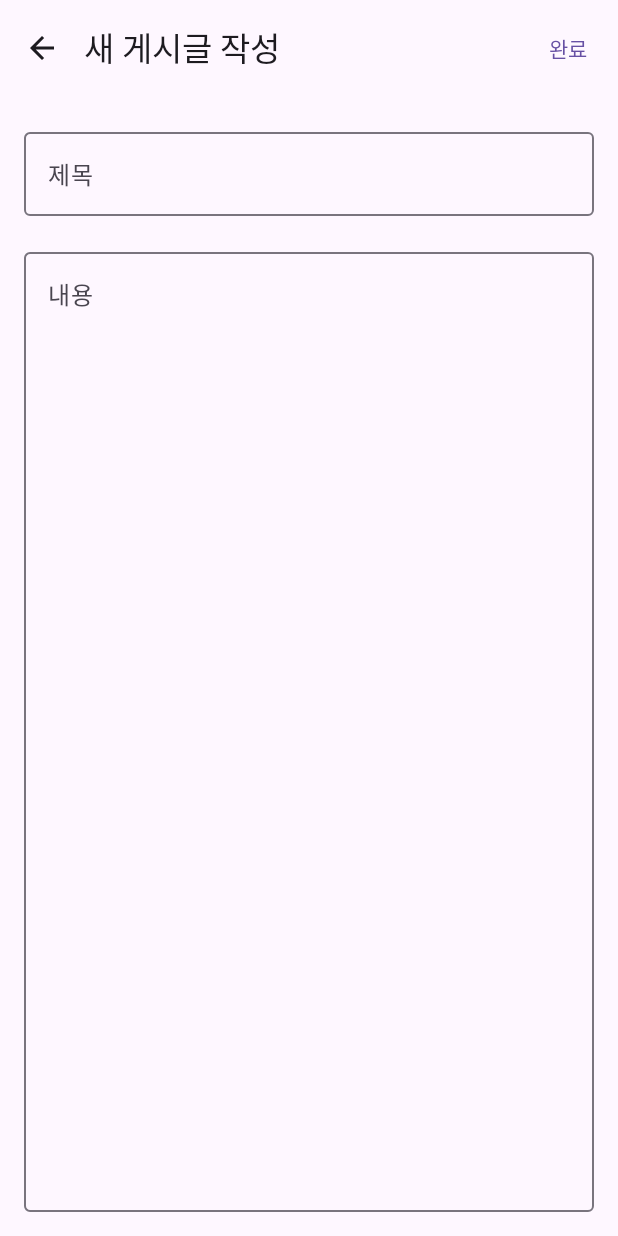
After one commit to cutesangdon/dongyangSD, an Android app built with Jetpack Compose: the composable WritePostScreen shown on its own in the app's theme, on a phone screen of 412 x 824 dp. The commit adds this screen. Run offline under Robolectric (Android 15) with nearby library versions, the phone set to English and light mode, and no system bars; our stand-ins replace Dagger/Hilt's generated code; network calls fail.

Commit message:
And_commit_1118_2

```diff
--- a/app/src/main/java/com/example/campmate/data/model/Reservation.kt
+++ b/app/src/main/java/com/example/campmate/data/model/Reservation.kt
@@ -1,5 +1,3 @@
-// Reservation.kt
-
 package com.example.campmate.data.model
 
 data class Reservation(
@@ -9,5 +7,5 @@ data class Reservation(
     val checkOutDate: String,
     val adults: Int,
     val children: Int,
-    val selectedSiteName: String // (추가) 예약한 사이트 이름
+    val selectedSiteName: String
 )
--- a/app/src/main/java/com/example/campmate/data/remote/ApiService.kt
+++ b/app/src/main/java/com/example/campmate/data/remote/ApiService.kt
@@ -93,4 +93,19 @@ interface ApiService {
         @Query("lon") lon: Double
     ): List<WeatherResponse>
 
+    @GET("/api/community")
+    suspend fun getAllPosts(): Response<List<CommunitySummaryResponse>>
+
+    @GET("/api/community/{postId}")
+    suspend fun getPostDetail(@Path("postId") postId: Long): Response<CommunityDetailResponse>
+
+    @POST("/api/community")
+    suspend fun createPost(@Body request: CommunityPostRequest): Response<Unit>
+
+    @POST("/api/community/{postId}/comments")
+    suspend fun createComment(
+        @Path("postId") postId: Long,
+        @Body request: CommentPostRequest
+    ): Response<CommentResponse>
+
 }
--- /dev/null
+++ b/app/src/main/java/com/example/campmate/ui/community/WritePostScreen.kt
@@ -0,0 +1,78 @@
+package com.example.campmate.ui.community
+
+import android.widget.Toast
+import androidx.compose.foundation.layout.*
+import androidx.compose.material.icons.Icons
+import androidx.compose.material.icons.automirrored.filled.ArrowBack
+import androidx.compose.material3.*
+import androidx.compose.runtime.*
+import androidx.compose.ui.Modifier
+import androidx.compose.ui.platform.LocalContext
+import androidx.compose.ui.unit.dp
+import androidx.hilt.navigation.compose.hiltViewModel
+import kotlinx.coroutines.flow.collectLatest
+
+@OptIn(ExperimentalMaterial3Api::class)
+@Composable
+fun WritePostScreen(
+    onNavigateUp: () -> Unit,
+    viewModel: WritePostViewModel = hiltViewModel()
+) {
+    val title by viewModel.title.collectAsState()
+    val content by viewModel.content.collectAsState()
+    val context = LocalContext.current
+
+    // postResult 이벤트를 구독하여 토스트 메시지 표시 및 화면 종료
+    LaunchedEffect(Unit) {
+        viewModel.postResult.collectLatest { success ->
+            if (success) {
+                Toast.makeText(context, "게시글이 등록되었습니다.", Toast.LENGTH_SHORT).show()
+                onNavigateUp() // 성공 시 뒤로가기
+            } else {
+                Toast.makeText(context, "등록에 실패했습니다. (내용을 확인해주세요)", Toast.LENGTH_SHORT).show()
+            }
+        }
+    }
+
+    Scaffold(
+        topBar = {
+            TopAppBar(
+                title = { Text("새 게시글 작성") },
+                navigationIcon = {
+                    IconButton(onClick = onNavigateUp) {
+                        Icon(Icons.AutoMirrored.Filled.ArrowBack, "뒤로가기")
+                    }
+                },
+                actions = {
+                    TextButton(onClick = { viewModel.submitPost() }) {
+                        Text("완료")
+                    }
+                }
+            )
+        }
+    ) { paddingValues ->
+        Column(
+            modifier = Modifier
+                .fillMaxSize()
+                .padding(paddingValues)
+                .padding(16.dp),
+            verticalArrangement = Arrangement.spacedBy(16.dp)
+        ) {
+            OutlinedTextField(
+                value = title,
+                onValueChange = viewModel::onTitleChange,
+                label = { Text("제목") },
+                modifier = Modifier.fillMaxWidth(),
+                singleLine = true
+            )
+            OutlinedTextField(
+                value = content,
+                onValueChange = viewModel::onContentChange,
+                label = { Text("내용") },
+                modifier = Modifier
+                    .fillMaxWidth()
+                    .weight(1f) // 남은 공간을 모두 차지
+            )
+        }
+    }
+}
--- /dev/null
+++ b/app/src/main/java/com/example/campmate/ui/community/WritePostViewModel.kt
@@ -0,0 +1,55 @@
+package com.example.campmate.ui.community
+
+import androidx.lifecycle.ViewModel
+import androidx.lifecycle.viewModelScope
+import com.example.campmate.data.model.CommunityPostRequest
+import com.example.campmate.data.remote.ApiService
+import dagger.hilt.android.lifecycle.HiltViewModel
+import kotlinx.coroutines.flow.MutableSharedFlow
+import kotlinx.coroutines.flow.MutableStateFlow
+import kotlinx.coroutines.flow.StateFlow
+import kotlinx.coroutines.flow.asSharedFlow
+import kotlinx.coroutines.flow.asStateFlow
+import kotlinx.coroutines.launch
+import javax.inject.Inject
+
+@HiltViewModel
+class WritePostViewModel @Inject constructor(
+    private val apiService: ApiService
+) : ViewModel() {
+
+    private val _title = MutableStateFlow("")
+    val title: StateFlow<String> = _title.asStateFlow()
+
+    private val _content = MutableStateFlow("")
+    val content: StateFlow<String> = _content.asStateFlow()
+
+    // 글쓰기 결과를 1회성 이벤트로 UI에 전달하기 위해 SharedFlow 사용
+    private val _postResult = MutableSharedFlow<Boolean>()
+    val postResult = _postResult.asSharedFlow()
+
+    fun onTitleChange(newTitle: String) {
+        _title.value = newTitle
+    }
+
+    fun onContentChange(newContent: String) {
+        _content.value = newContent
+    }
+
+    fun submitPost() {
+        viewModelScope.launch {
+            if (title.value.isBlank() || content.value.isBlank()) {
+                _postResult.emit(false) // 제목 또는 내용이 비어있음
+                return@launch
+            }
+
+            try {
+                val request = CommunityPostRequest(title = _title.value, content = _content.value)
+                val response = apiService.createPost(request)
+                _postResult.emit(response.isSuccessful)
+            } catch (e: Exception) {
+                _postResult.emit(false)
+            }
+        }
+    }
+}
```
Also changed, not shown: app/src/main/java/com/example/campmate/MainActivity.kt (+18 -0 lines), app/src/main/java/com/example/campmate/data/model/CommunityModels.kt (added, +55 -0 lines), app/src/main/java/com/example/campmate/ui/MainScreen.kt (+11 -2 lines), app/src/main/java/com/example/campmate/ui/community/CommunityDetailScreen.kt (added, +140 -0 lines), app/src/main/java/com/example/campmate/ui/community/CommunityDetailViewModel.kt (added, +83 -0 lines), app/src/main/java/com/example/campmate/ui/community/CommunityScreen.kt (+107 -9 lines), app/src/main/java/com/example/campmate/ui/community/CommunityViewModel.kt (added, +49 -0 lines).
